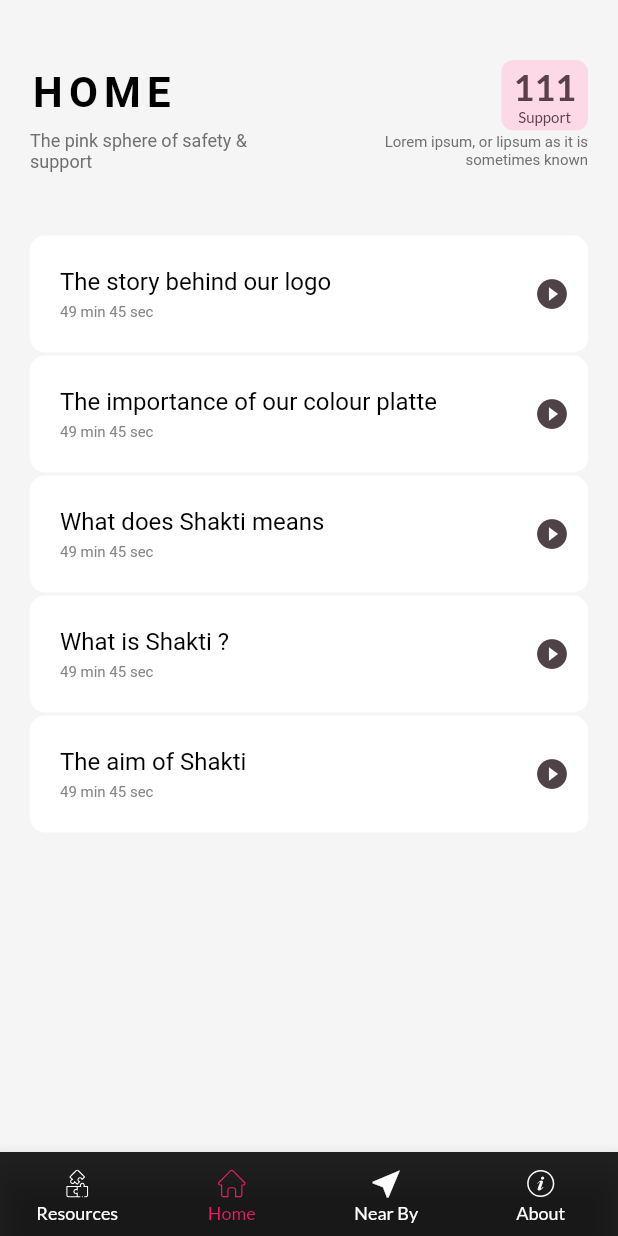
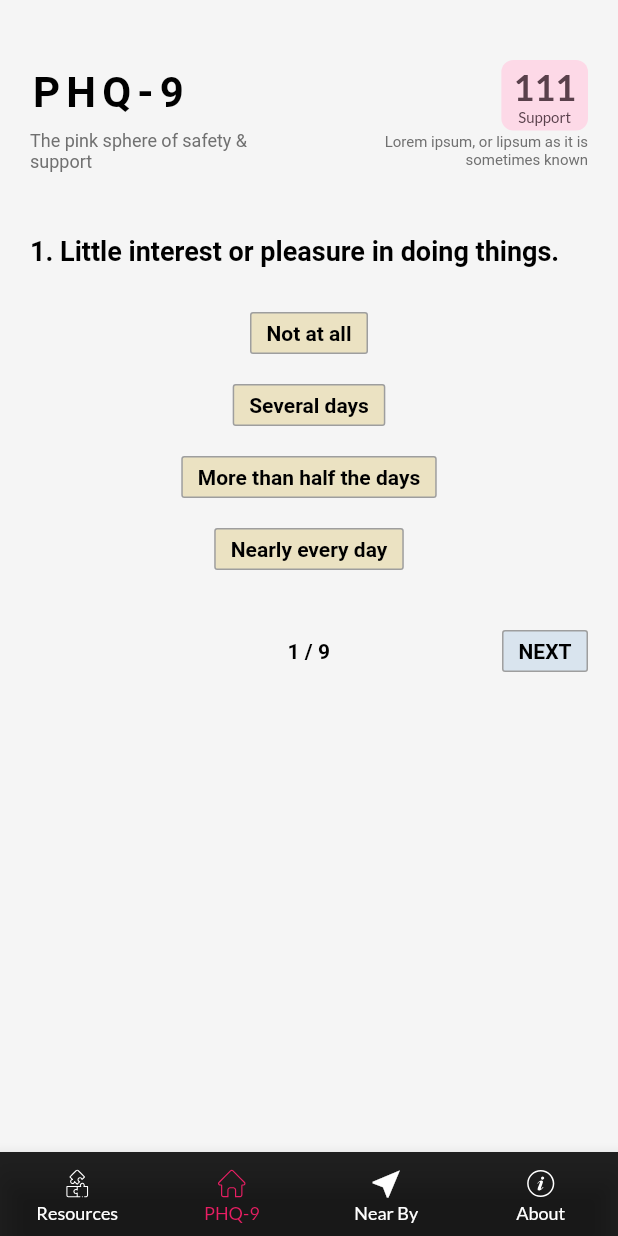
Before and after one commit to Sudheerkumar-a/Shakti, a Flutter app: the screen it shows after launch, item 2 of the bottom bar chosen, on a phone screen of 412 x 824 dp. Run offline on Flutter 3.47's test engine with Material 2 defaults, Android fonts, the phone set to English and light mode, and no system bars; our stand-ins replace dartz, equatable, flutter_bloc, flutter_svg, geolocator, get and 5 more; missing offline and left inert: dart:ffi, flutter_phone_direct_caller, map_launcher.

Commit message:
#Implemented MCQ

```diff
--- a/lib/core/constants/assets.dart
+++ b/lib/core/constants/assets.dart
@@ -25,4 +25,5 @@
   static const scamAndFraudJson = '${dataPath}scam_and_fraud.json';
   static const audiosJSon = '${dataPath}audios.json';
   static const policeStationsJSon = '${dataPath}police_stations.json';
+  static const mcqsJSon = '${dataPath}mcq.json';
 }
--- a/lib/data/datasource/local_data_source.dart
+++ b/lib/data/datasource/local_data_source.dart
@@ -2,9 +2,11 @@
 
 import 'package:flutter/services.dart';
 import 'package:shakti/data/model/info_model.dart';
+import 'package:shakti/data/model/mcq_model.dart';
 import 'package:shakti/data/model/police_station_model.dart';
 import 'package:shakti/domain/entities/audio_entity.dart';
 import 'package:shakti/domain/entities/info_entity.dart';
+import 'package:shakti/domain/entities/mcq_entity.dart';
 import 'package:shakti/domain/entities/police_station_entity.dart';
 
 import '../model/audio_model.dart';
@@ -14,6 +16,8 @@
   Future<List<AudioEntity>> getAudiosFromJson({required String path});
   Future<List<PoliceStationEntity>> getPoliceStationsFromJson(
       {required String path});
+        Future<List<McqEntity>> getMcqsFromJson({required String path});
+
 }
 
 class LocalDataStoreImpl implements LocalDataStore {
@@ -47,4 +51,14 @@
         .toList();
     return policeStationsList;
   }
+
+  @override
+  Future<List<McqEntity>> getMcqsFromJson({required String path}) async {
+    String data = await rootBundle.loadString(path);
+    final jsonData = json.decode(data);
+    final mcqList = (jsonData as List)
+        .map((e) => McqModel.fromJson(e).toMcqEntity)
+        .toList();
+    return mcqList;
+  }
 }
--- /dev/null
+++ b/lib/data/model/mcq_model.dart
@@ -0,0 +1,24 @@
+import 'package:equatable/equatable.dart';
+import '../../domain/entities/mcq_entity.dart';
+
+class McqModel extends Equatable {
+  final String? question;
+
+  const McqModel({
+    required this.question,
+  });
+
+  factory McqModel.fromJson(Map<String, dynamic> json) {
+    return McqModel(
+      question: json['question'] == null ? "" : json["question"],
+    );
+  }
+
+  @override
+  List<Object?> get props => [question];
+}
+
+extension SourceModelExtension on McqModel {
+  McqEntity get toMcqEntity =>
+      McqEntity(question: question,);
+}
--- /dev/null
+++ b/lib/domain/entities/mcq_entity.dart
@@ -0,0 +1,14 @@
+import 'package:equatable/equatable.dart';
+import 'package:uuid/uuid.dart';
+
+class McqEntity extends Equatable {
+  final id = const Uuid().v1();
+  final String? question;
+  int answer = -1;
+
+  McqEntity({
+    required this.question,
+  });
+  @override
+  List<Object?> get props => [id, question];
+}
--- a/lib/domain/repositories/api_repository.dart
+++ b/lib/domain/repositories/api_repository.dart
@@ -3,6 +3,7 @@
 import 'package:shakti/domain/entities/audio_entity.dart';
 import 'package:shakti/domain/entities/info_entity.dart';
 import 'package:dartz/dartz.dart';
+import 'package:shakti/domain/entities/mcq_entity.dart';
 import 'package:shakti/domain/entities/police_station_entity.dart';
 import '../../core/failures.dart';
 
@@ -11,4 +12,5 @@
       {required String path});
   Future<Either<Failure, List<AudioEntity>>> getAudios();
   Future<Either<Failure, List<PoliceStationEntity>>> getPoliceStations();
+  Future<Either<Failure, List<McqEntity>>> getMcqs();
 }
--- a/lib/domain/repositories/api_repository_impl.dart
+++ b/lib/domain/repositories/api_repository_impl.dart
@@ -5,6 +5,7 @@
 import 'package:shakti/data/datasource/local_data_source.dart';
 import 'package:shakti/domain/entities/audio_entity.dart';
 import 'package:shakti/domain/entities/info_entity.dart';
+import 'package:shakti/domain/entities/mcq_entity.dart';
 import 'package:shakti/domain/entities/police_station_entity.dart';
 
 import '../../core/failures.dart';
@@ -47,4 +48,15 @@
       return Left(JsonFailure(message: error.toString()));
     }
   }
+
+  @override
+  Future<Either<Failure, List<McqEntity>>> getMcqs() async {
+    try {
+      final mcqs = await localDataSource.getMcqsFromJson(
+          path: Assets.mcqsJSon);
+      return Right(mcqs);
+    } catch (error) {
+      return Left(JsonFailure(message: error.toString()));
+    }
+  }
 }
--- a/lib/domain/usecases/info_data_usecases.dart
+++ b/lib/domain/usecases/info_data_usecases.dart
@@ -1,5 +1,6 @@
 import 'package:dartz/dartz.dart';
 import 'package:shakti/domain/entities/info_entity.dart';
+import 'package:shakti/domain/entities/mcq_entity.dart';
 import '../../core/failures.dart';
 import '../entities/audio_entity.dart';
 import '../entities/police_station_entity.dart';
@@ -22,4 +23,8 @@
   Future<Either<Failure, List<PoliceStationEntity>>> getPoliceStations() async {
     return repository.getPoliceStations();
   }
+
+  Future<Either<Failure, List<McqEntity>>> getMcqs() async {
+    return repository.getMcqs();
+  }
 }
--- a/lib/presentation/bloc/data_bloc.dart
+++ b/lib/presentation/bloc/data_bloc.dart
@@ -5,6 +5,7 @@
 import '../../core/failures.dart';
 import '../../domain/entities/audio_entity.dart';
 import '../../domain/entities/info_entity.dart';
+import '../../domain/entities/mcq_entity.dart';
 import '../../domain/entities/police_station_entity.dart';
 
 part 'data_event.dart';
@@ -38,6 +39,14 @@
         (r) => StationsLoadedWithSuccess(stationsList: r)));
   }
 
+  Future<void> getMcqs() async {
+    emit(DataLoading());
+
+    final result = await infoDataUsecase.getMcqs();
+    emit(result.fold((l) => DataLoadedWithError(message: _getErrorMessage(l)),
+        (r) => McqsLoadedWithSuccess(mcqsList: r)));
+  }
+
   String _getErrorMessage(Failure failure) {
     switch (failure.runtimeType) {
       case ServerFailure:
--- a/lib/presentation/bloc/data_state.dart
+++ b/lib/presentation/bloc/data_state.dart
@@ -36,6 +36,14 @@
   List<Object?> get props => [stationsList];
 }
 
+class McqsLoadedWithSuccess extends DataState {
+  final List<McqEntity> mcqsList;
+
+  McqsLoadedWithSuccess({required this.mcqsList});
+  @override
+  List<Object?> get props => [mcqsList];
+}
+
 class DataLoadedWithError extends DataState {
   final String message;
 
--- a/lib/presentation/ui/screens/home_screen.dart
+++ b/lib/presentation/ui/screens/home_screen.dart
@@ -2,6 +2,7 @@
 import 'package:flutter_svg/svg.dart';
 import 'package:shakti/core/constants/assets.dart';
 import 'package:shakti/presentation/ui/screens/Info_list_screen.dart';
+import 'package:shakti/presentation/ui/screens/mcq_screen.dart';
 import 'package:shakti/presentation/ui/screens/navigator_screen.dart';
 import 'package:shakti/presentation/ui/screens/audio_list_screen.dart';
 import 'package:shakti/presentation/ui/screens/resource_screen.dart';
@@ -21,7 +22,7 @@
   int backpressCount = 0;
   final _screens = <Widget>[
     const NavigatorScreen(),
-    AudioListScreen(),
+    McqsScreen(),
     StationsListScreen(),
     InfoListScreen(
       dataJsonPath: Assets.aboutJSon,
@@ -86,7 +87,7 @@
                       _selectedIndex == 1 ? Colors.pink : Colors.white,
                       BlendMode.srcIn),
                 ),
-                label: 'Home',
+                label: 'PHQ-9',
               ),
               const BottomNavigationBarItem(
                 icon: Icon(Icons.near_me),
--- /dev/null
+++ b/lib/presentation/ui/screens/mcq_screen.dart
@@ -0,0 +1,297 @@
+import 'dart:ffi';
+
+import 'package:flutter/cupertino.dart';
+import 'package:flutter/material.dart';
+import 'package:flutter_bloc/flutter_bloc.dart';
+import 'package:get/get.dart';
+import 'package:google_fonts/google_fonts.dart';
+import 'package:shakti/presentation/ui/widgets/audio_list_item.dart';
+
+import '../../../domain/repositories/api_repository_impl.dart';
+import '../../../domain/usecases/info_data_usecases.dart';
+import '../../bloc/data_bloc.dart';
+import '../widgets/app_bar.dart';
+
+class McqsScreen extends StatelessWidget {
+  McqsScreen({super.key});
+  final ValueNotifier<int> _questionIndex = ValueNotifier<int>(0);
+  final ValueNotifier<bool> _selectedAnswer = ValueNotifier<bool>(false);
+  final _boxDecoration = BoxDecoration(
+      color: const Color.fromARGB(255, 235, 226, 194),
+      border: Border.all(color: Colors.grey),
+      borderRadius: const BorderRadius.all(Radius.circular(2)));
+  final _choiceTextStyle = GoogleFonts.roboto(
+    color: const Color.fromARGB(255, 0, 0, 0),
+    fontWeight: FontWeight.w600,
+    fontSize: 14,
+  );
+  final _choiceVerticalSpace = 5.0;
+  final _choiceHorizantalSpace = 10.0;
+  @override
+  void dispose() {
+    _questionIndex.dispose();
+  }
+
+  @override
+  Widget build(BuildContext context) {
+    return BlocProvider<DataBloc>(
+      create: (context) => DataBloc(
+          infoDataUsecase:
+              InfoDataUsecase(repository: context.read<ApisRepositoryImpl>()))
+        ..getMcqs(),
+      child: Container(
+        padding: const EdgeInsets.all(20),
+        child: Column(
+          children: [
+            AppBarWidget(AppBarData(
+                'PHQ-9',
+                'The pink sphere of safety & support',
+                '111',
+                'Lorem ipsum, or lipsum as it is sometimes known')),
+            const SizedBox(
+              height: 42,
+            ),
+            Expanded(
+              child:
+                  BlocBuilder<DataBloc, DataState>(builder: (context, state) {
+                if (state is DataLoading) {
+                  return const Center(
+                    child: CircularProgressIndicator(),
+                  );
+                } else if (state is McqsLoadedWithSuccess) {
+                  return ValueListenableBuilder(
+                      valueListenable: _questionIndex,
+                      builder: (context, value, widget) {
+                        return Column(
+                          children: [
+                            Row(
+                              crossAxisAlignment: CrossAxisAlignment.start,
+                              children: [
+                                Text(
+                                  "${_questionIndex.value + 1}. ",
+                                  style: GoogleFonts.roboto(
+                                    color: const Color.fromARGB(255, 0, 0, 0),
+                                    fontWeight: FontWeight.bold,
+                                    fontSize: 18,
+                                  ),
+                                ),
+                                Expanded(
+                                  child: Text(
+                                    state.mcqsList[_questionIndex.value]
+                                            .question ??
+                                        '',
+                                    style: GoogleFonts.roboto(
+                                      color: const Color.fromARGB(255, 0, 0, 0),
+                                      fontWeight: FontWeight.bold,
+                                      fontSize: 18,
+                                    ),
+                                  ),
+                                ),
+                              ],
+                            ),
+                            const SizedBox(
+                              height: 30,
+                            ),
+                            ValueListenableBuilder(
+                                valueListenable: _selectedAnswer,
+                                builder: (context, selectedAnswer, widget) {
+                                  return Column(
+                                    children: [
+                                      InkWell(
+                                        onTap: () {
+                                          state.mcqsList[value].answer = 1;
+                                          _selectedAnswer.value =
+                                              !selectedAnswer;
+                                        },
+                                        child: Container(
+                                          decoration: _boxDecoration.copyWith(
+                                              color: state.mcqsList[value]
+                                                          .answer ==
+                                                      1
+                                                  ? Colors.green
+                                                  : _boxDecoration.color),
+                                          padding: EdgeInsets.symmetric(
+                                              vertical: _choiceVerticalSpace,
+                                              horizontal:
+                                                  _choiceHorizantalSpace),
+                                          child: Text(
+                                            'Not at all',
+                                            style: _choiceTextStyle,
+                                            textAlign: TextAlign.center,
+                                          ),
+                                        ),
+                                      ),
+                                      const SizedBox(
+                                        height: 20,
+                                      ),
+                                      InkWell(
+                                        onTap: () {
+                                          state.mcqsList[value].answer = 2;
+                                          _selectedAnswer.value =
+                                              !selectedAnswer;
+                                        },
+                                        child: Container(
+                                          decoration: _boxDecoration.copyWith(
+                                              color: state.mcqsList[value]
+                                                          .answer ==
+                                                      2
+                                                  ? Colors.green
+                                                  : _boxDecoration.color),
+                                          padding: EdgeInsets.symmetric(
+                                              vertical: _choiceVerticalSpace,
+                                              horizontal:
+                                                  _choiceHorizantalSpace),
+                                          child: Text(
+                                            'Several days',
+                                            style: _choiceTextStyle,
+                                            textAlign: TextAlign.center,
+                                          ),
+                                        ),
+                                      ),
+                                      const SizedBox(
+                                        height: 20,
+                                      ),
+                                      InkWell(
+                                        onTap: () {
+                                          state.mcqsList[value].answer = 3;
+                                          _selectedAnswer.value =
+                                              !selectedAnswer;
+                                        },
+                                        child: Container(
+                                          decoration: _boxDecoration.copyWith(
+                                              color: state.mcqsList[value]
+                                                          .answer ==
+                                                      3
+                                                  ? Colors.green
+                                                  : _boxDecoration.color),
+                                          padding: EdgeInsets.symmetric(
+                                              vertical: _choiceVerticalSpace,
+                                              horizontal:
+                                                  _choiceHorizantalSpace),
+                                          child: Text(
+                                            'More than half the days',
+                                            style: _choiceTextStyle,
+                                            textAlign: TextAlign.center,
+                                          ),
+                                        ),
+                                      ),
+                                      const SizedBox(
+                                        height: 20,
+                                      ),
+                                      InkWell(
+                                        onTap: () {
+                                          state.mcqsList[value].answer = 4;
+                                          _selectedAnswer.value =
+                                              !selectedAnswer;
+                                        },
+                                        child: Container(
+                                          decoration: _boxDecoration.copyWith(
+                                              color: state.mcqsList[value]
+                                                          .answer ==
+                                                      4
+                                                  ? Colors.green
+                                                  : _boxDecoration.color),
+                                          padding: EdgeInsets.symmetric(
+                                              vertical: _choiceVerticalSpace,
+                                              horizontal:
+                                                  _choiceHorizantalSpace),
+                                          child: Text(
+                                            'Nearly every day',
+                                            style: _choiceTextStyle,
+                                            textAlign: TextAlign.center,
+                                          ),
+                                        ),
+                                      ),
+                                    ],
+                                  );
+                                }),
+                            const SizedBox(
+                              height: 40,
+                            ),
+                            Row(
+                              mainAxisAlignment: MainAxisAlignment.spaceBetween,
+                              children: [
+                                Visibility(
+                                  visible: _questionIndex.value > 0,
+                                  maintainState: true,
+                                  maintainAnimation: true,
+                                  maintainSize: true,
+                                  child: InkWell(
+                                    onTap: () {
+                                      if (_questionIndex.value > 0) {
+                                        _questionIndex.value--;
+                                      }
+                                    },
+                                    child: Container(
+                                      decoration: _boxDecoration.copyWith(
+                                          color: const Color.fromARGB(
+                                              255, 217, 228, 238)),
+                                      padding: EdgeInsets.symmetric(
+                                          vertical: _choiceVerticalSpace,
+                                          horizontal: _choiceHorizantalSpace),
+                                      child: Text(
+                                        'PREV',
+                                        style: _choiceTextStyle.copyWith(
+                                            fontSize: 14),
+                                        textAlign: TextAlign.center,
+                                      ),
+                                    ),
+                                  ),
+                                ),
+                                Text(
+                                  '${value + 1} / ${state.mcqsList.length}',
+                                  style:
+                                      _choiceTextStyle.copyWith(fontSize: 14),
+                                  textAlign: TextAlign.center,
+                                ),
+                                InkWell(
+                                  onTap: () {
+                                    if (_questionIndex.value <
+                                            state.mcqsList.length - 1 &&
+                                        state.mcqsList[value].answer > -1) {
+                                      _questionIndex.value++;
+                                    }
+                                  },
+                                  child: Container(
+                                    decoration: _boxDecoration.copyWith(
+                                        color: const Color.fromARGB(
+                                            255, 217, 228, 238)),
+                                    padding: EdgeInsets.symmetric(
+                                        vertical: _choiceVerticalSpace,
+                                        horizontal: _choiceHorizantalSpace),
+                                    child: Text(
+                                      value == state.mcqsList.length - 1
+                                          ? 'DONE'
+                                          : 'NEXT',
+                                      style: _choiceTextStyle.copyWith(
+                                          fontSize: 14),
+                                      textAlign: TextAlign.center,
+                                    ),
+                                  ),
+                                )
+                              ],
+                            )
+                          ],
+                        );
+                      });
+                } else if (state is DataLoadedWithError) {
+                  return Center(
+                    child: Text(
+                      state.message,
+                      style: const TextStyle(
+                        color: Colors.black,
+                      ),
+                    ),
+                  );
+                }
+                return const Center(
+                  child: CircularProgressIndicator(),
+                );
+              }),
+            ),
+          ],
+        ),
+      ),
+    );
+  }
+}
--- a/pubspec.yaml
+++ b/pubspec.yaml
@@ -95,6 +95,7 @@
      - assets/data/scam_and_fraud.json
      - assets/data/audios.json
      - assets/data/police_stations.json
+     - assets/data/mcq.json
   #audio files
      - audio/just_audio_example_audio_nature.mp3
 
```
Also changed, not shown: assets/data/mcq.json (added, +37 -0 lines), 1 other file.
